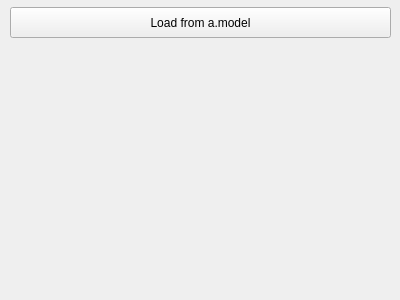
This is mainwindow.ui in cscenter/manugram as Qt 5 draws it before an edit. The edited form follows.
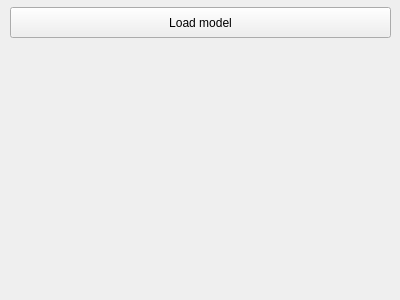
This is the edited form.

Commit message: MainWindow: now 'load' buttons calls file dialog instead of hardcoded name 'a.model'

What changed in the file:
```diff
--- a/mainwindow.ui
+++ b/mainwindow.ui
@@ -24,7 +24,7 @@
      </rect>
     </property>
     <property name="text">
-     <string>Load from a.model</string>
+     <string>Load model</string>
     </property>
    </widget>
    <widget class="QWidget" name="verticalLayoutWidget">
```
The commit also changes 1 other file.
